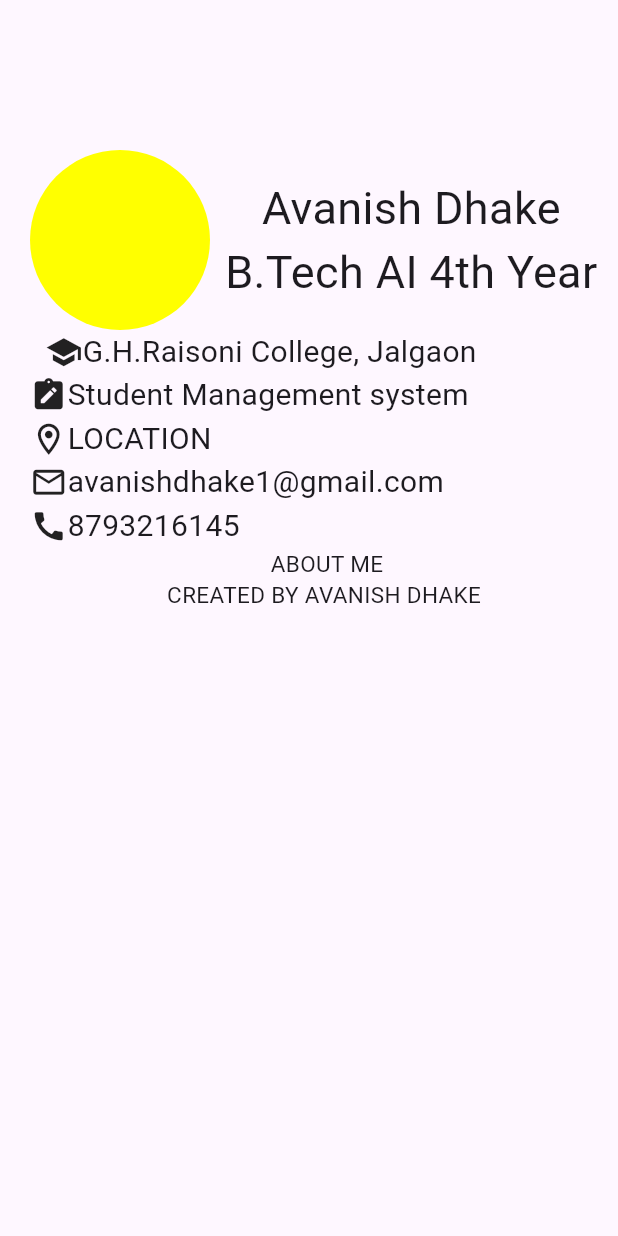
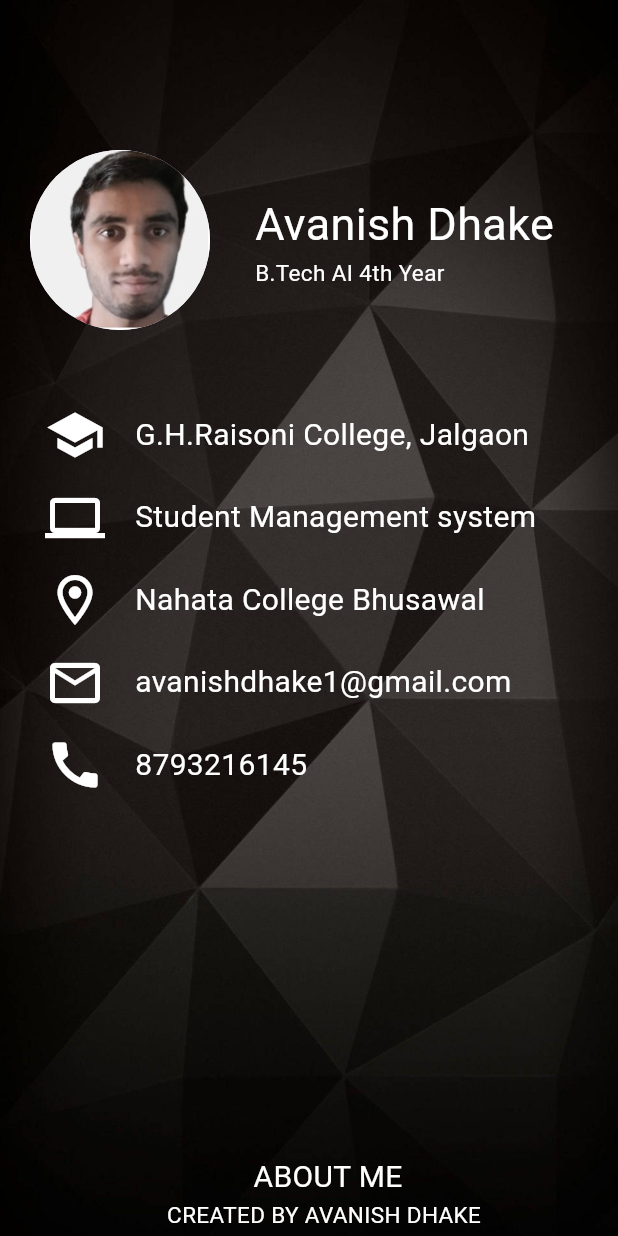
Before and after one commit to Avanish1971/project, a Flutter app: the screen it shows after launch, on a phone screen of 412 x 824 dp. Run offline on Flutter 3.47's test engine with Material 3 defaults, Android fonts, the phone set to English and light mode, and no system bars.

Commit message:
Identity page in Flutter

```diff
--- a/flutter_app/lib/main.dart
+++ b/flutter_app/lib/main.dart
@@ -1,8 +1,9 @@
 import 'package:flutter/material.dart';
 
-void main(){
+void main() {
   runApp(MaterialApp(
     home: Home(),
+    debugShowCheckedModeBanner: false,
   ));
 }
 
@@ -10,62 +11,152 @@ class Home extends StatelessWidget {
   @override
   Widget build(BuildContext context) {
     return Scaffold(
-    body:Padding(
+      body: Container(
+        decoration: BoxDecoration(
+          image: DecorationImage(
+            image: AssetImage("images/walpaper.jpg"),
+            fit: BoxFit.cover
+          )
+        ),
+        child: Padding(
           padding: const EdgeInsets.only(top: 100.0, left: 20.0),
           child: Column(
-        children:<Widget>[
+            children: <Widget>[
               Row(
                 children: <Widget>[
-              CircleAvatar(radius: 60,backgroundColor: Colors.yellowAccent, ),
-              SizedBox(width: 10,),
+                  CircleAvatar(
+                    radius: 60, backgroundImage: AssetImage("images/ava.jpg"),
+                  ),
+                  SizedBox(
+                    width: 30,
+                  ),
                   Column(
+                    crossAxisAlignment: CrossAxisAlignment.start,
                     children: <Widget>[
-               Text("Avanish Dhake",style: TextStyle(fontSize: 30),),
-               Text("B.Tech AI 4th Year",style: TextStyle(fontSize: 30),)
+                      Text(
+                        "Avanish Dhake",
+                        style: TextStyle(fontSize: 30,color: Colors.white),
+                      ),
+                      Text(
+                        "B.Tech AI 4th Year",
+                        style: TextStyle(fontSize: 15,color: Colors.white),
+                      )
                     ],
                   )
                 ],
               ),
-          Column(
+              SizedBox(
+                height: 50,
+              ),
+              Padding(
+                padding: const EdgeInsets.only(left: 10),
+                child: Column(
                   children: [
                     Row(
-
-                children:<Widget> [
-                  SizedBox(width: 10,),
-                  Icon(Icons.school,size: 25,),
-                  Text("G.H.Raisoni College, Jalgaon",style: TextStyle(fontSize: 20))
+                      children: <Widget>[
+                        Icon(
+                          Icons.school,
+                          size: 40,color: Colors.white,
+                        ),
+                        SizedBox(
+                          width: 20,
+                        ),
+                        Text("G.H.Raisoni College, Jalgaon ",
+                            style: TextStyle(fontSize: 20,color: Colors.white))
                       ],
+                    ),
+                    SizedBox(
+                      height: 15,
                     ),
                     Row(
                       children: <Widget>[
-                  Icon(Icons.note_alt,size: 25,),
-                  Text("Student Management system",style: TextStyle(fontSize: 20),)
+                        Icon(
+                          Icons.laptop,
+                          size: 40,
+                          color: Colors.white,
+                        ),
+                        SizedBox(
+                          width: 20,
+                        ),
+                        Text(
+                          "Student Management system",
+                          style: TextStyle(fontSize: 20,color: Colors.white),
+                        )
                       ],
+                    ),
+                    SizedBox(
+                      height: 15,
                     ),
                     Row(
                       children: <Widget>[
-                  Icon(Icons.location_on_outlined,size: 25,),
-                  Text("LOCATION",style:TextStyle(fontSize: 20), ),
+                        Icon(
+                          Icons.location_on_outlined,
+                          size: 40,
+                          color: Colors.white,
+                        ),
+                        SizedBox(
+                          width: 20,
+                        ),
+                        Text(
+                          "Nahata College Bhusawal ",
+                          style: TextStyle(fontSize: 20,color:Colors.white),
+                        ),
                       ],
+                    ),
+                    SizedBox(
+                      height: 15,
                     ),
                     Row(
                       children: <Widget>[
-                  Icon(Icons.email_outlined,size: 25,),
-                  Text("avanishdhake1@gmail.com",style: TextStyle(fontSize: 20),)
+                        Icon(
+                          Icons.email_outlined,
+                          size: 40,
+                          color: Colors.white,
+                        ),
+                        SizedBox(
+                          width: 20,
+                        ),
+                        Text(
+                          "avanishdhake1@gmail.com",
+                          style: TextStyle(fontSize: 20,color: Colors.white,),
+                        )
                       ],
+                    ),
+                    SizedBox(
+                      height: 15,
                     ),
                     Row(
                       children: <Widget>[
-                  Icon(Icons.call,size: 25,),
-                  Text("8793216145",style: TextStyle(fontSize: 20),)
+                        Icon(
+                          Icons.call,
+                          size: 40,
+                          color: Colors.white,
+                        ),
+                        SizedBox(
+                          width: 20,
+                        ),
+                        Text(
+                          "8793216145",
+                          style: TextStyle(fontSize: 20,color: Colors.white),
+                        )
                       ],
                     ),
                   ],
                 ),
-            Text(" ABOUT ME",style: TextStyle(fontSize: 15),),
-
-           Text("CREATED BY AVANISH DHAKE",style: TextStyle(fontSize: 15),)
+              ),
+              SizedBox(
+                height: 240,
+              ),
+              Text(
+                " ABOUT ME",
+                style: TextStyle(fontSize: 20,color: Colors.white),
+              ),
+              Text(
+                "CREATED BY AVANISH DHAKE",
+                style: TextStyle(fontSize: 15,color: Colors.white),
+              )
             ],
+          ),
         ),
       ),
     );
--- a/flutter_app/pubspec.yaml
+++ b/flutter_app/pubspec.yaml
@@ -59,8 +59,9 @@ flutter:
   uses-material-design: true
 
   # To add assets to your application, add an assets section, like this:
-  # assets:
-  #   - images/a_dot_burr.jpeg
+  assets:
+    - images/ava.jpg
+    - images/walpaper.jpg
   #   - images/a_dot_ham.jpeg
 
   # An image asset can refer to one or more resolution-specific "variants", see
```
Also changed, not shown: flutter_app/images/ava.jpg (added), flutter_app/images/walpaper.jpg (added), 1 other file. Lines whose indentation alone changed are shown as unchanged.
